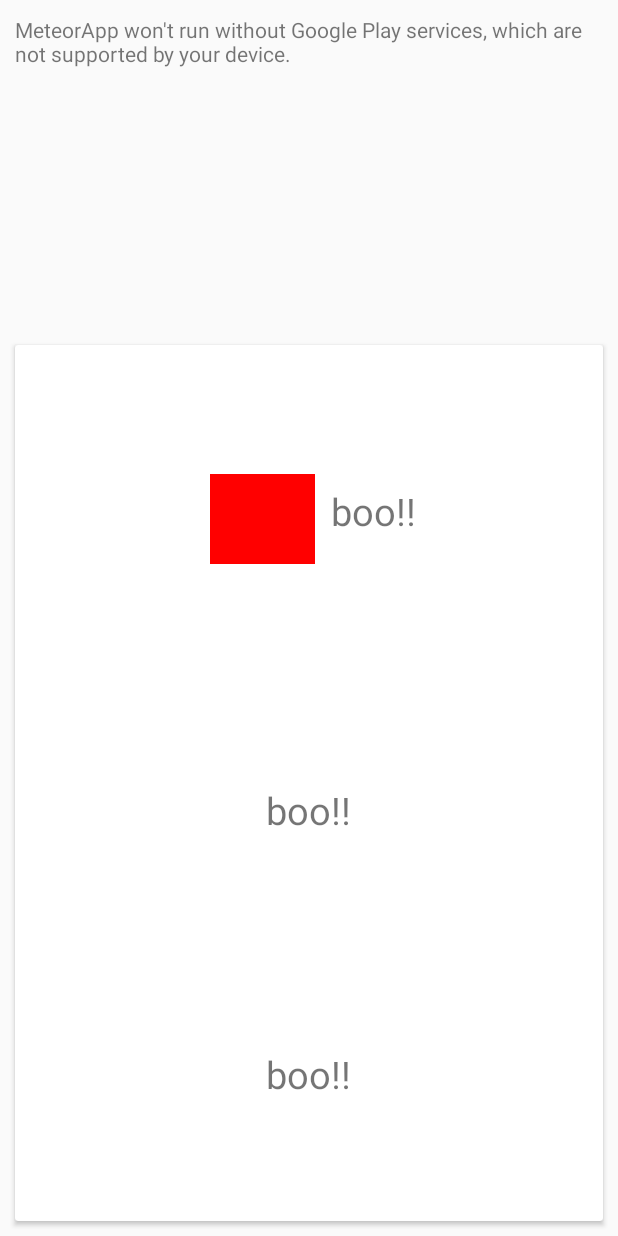
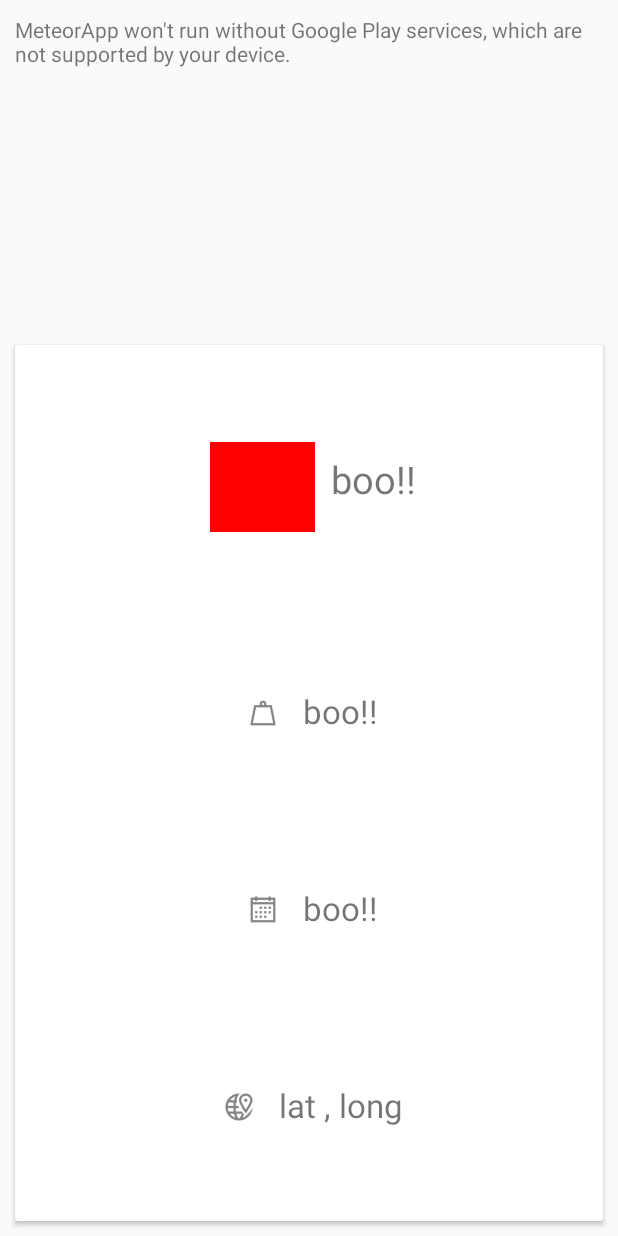
Before and after one commit to eoinahern/MeteorApp, an Android app: the DetailsFragment screen opened directly, with no data from a screen before it, on a phone screen of 412 x 824 dp. Run offline under Robolectric (Android 15) with nearby library versions, the phone set to English and light mode, and no system bars; our stand-ins replace ButterKnife; 6 statements that could not run were skipped.

Commit message:
added real lat long to map

```diff
--- a/app/src/main/java/com/example/eoin_a/meteorapp/Data/entity/Meteor.java
+++ b/app/src/main/java/com/example/eoin_a/meteorapp/Data/entity/Meteor.java
@@ -81,6 +81,14 @@ public class Meteor extends RealmObject implements Comparable<Meteor>, Parcelabl
         this.year = year;
     }
 
+    public String getReclat() {
+        return reclat;
+    }
+
+    public String getReclong() {
+        return reclong;
+    }
+
     @Override
     public int describeContents() {
         return 0;
--- a/app/src/main/java/com/example/eoin_a/meteorapp/Presentation/View/DetailsFragment.java
+++ b/app/src/main/java/com/example/eoin_a/meteorapp/Presentation/View/DetailsFragment.java
@@ -20,10 +20,14 @@ import butterknife.ButterKnife;
 
 public class DetailsFragment extends Fragment {
 
+    private static final String MTAG = "meteor";
+
     @BindView(R.id.masstxt) TextView masstxt;
     @BindView(R.id.yeartxt) TextView yeartxt;
     @BindView(R.id.nametxt) TextView nametxt;
     @BindView(R.id.name_initial) TextView nameinitial;
+    @BindView(R.id.longtxt) TextView longtxt;
+    @BindView(R.id.lattxt) TextView lattxt;
 
     private Meteor meteor;
 
@@ -37,7 +41,7 @@ public class DetailsFragment extends Fragment {
     public static DetailsFragment getInst(Meteor meteor){
         DetailsFragment frag = new DetailsFragment();
         Bundle bun = new Bundle();
-        bun.putParcelable("meteor", meteor);
+        bun.putParcelable(MTAG, meteor);
         frag.setArguments(bun);
         return frag;
     }
@@ -62,10 +66,12 @@ public class DetailsFragment extends Fragment {
 
     private void setTextViews(Bundle bun)
     {
-        meteor =  bun.getParcelable("meteor");
+        meteor =  bun.getParcelable(MTAG);
         yeartxt.setText(dateformatter.shortenFormat(meteor.getYear()));
         nameinitial.setText(strformatter.getFirstChar(meteor.getName()));
         nametxt.setText(strformatter.abbreviateString(meteor.getName()));
         masstxt.setText(String.valueOf(meteor.getMass()));
+        lattxt.setText(meteor.getReclat());
+        longtxt.setText(meteor.getReclong());
     }
 }
--- a/app/src/main/java/com/example/eoin_a/meteorapp/Presentation/View/MapViewActivity.java
+++ b/app/src/main/java/com/example/eoin_a/meteorapp/Presentation/View/MapViewActivity.java
@@ -10,6 +10,7 @@ import android.widget.TextView;
 import com.example.eoin_a.meteorapp.Data.entity.Meteor;
 import com.example.eoin_a.meteorapp.Presentation.Navigation.ToMapActivity;
 import com.example.eoin_a.meteorapp.R;
+import com.google.android.gms.maps.CameraUpdateFactory;
 import com.google.android.gms.maps.GoogleMap;
 import com.google.android.gms.maps.OnMapReadyCallback;
 import com.google.android.gms.maps.SupportMapFragment;
@@ -21,7 +22,6 @@ import butterknife.ButterKnife;
 
 public class MapViewActivity extends AppCompatActivity  implements OnMapReadyCallback {
 
-    //@BindView(R.id.name_txt) TextView name;
     private Meteor meteor;
     private SupportMapFragment mapfrag;
     private DetailsFragment detailsfrag;
@@ -62,6 +62,18 @@ public class MapViewActivity extends AppCompatActivity  implements OnMapReadyCal
 
     @Override
     public void onMapReady(GoogleMap map) {
-        map.addMarker(new MarkerOptions().position(new LatLng(0, 0)).title("Marker"));
+
+       LatLng latlong =  getLatlong();
+        map.addMarker(new MarkerOptions().position(latlong).title("Marker"));
+        map.moveCamera(CameraUpdateFactory.newLatLng(latlong));
     }
+
+    private LatLng getLatlong()
+    {
+        LatLng latlong =  new LatLng(Double.valueOf(meteor.getReclat()),
+                Double.valueOf(meteor.getReclong()));
+
+        return latlong;
+    }
+
 }
--- a/app/src/main/res/layout/fragment_details.xml
+++ b/app/src/main/res/layout/fragment_details.xml
@@ -22,13 +22,6 @@
                 android:layout_height="wrap_content"
                 android:layout_centerInParent="true">
 
-
-                <!--<TextView
-                    android:layout_width="wrap_content"
-                    android:layout_height="wrap_content"
-                    android:id="@+id/name_initial"
-                    android:text="booo!!!"
-                    android:layout_marginRight="5dp"/>-->
 
                 <TextView
                     android:layout_width="70dp"
@@ -64,12 +57,20 @@
                 android:layout_height="wrap_content"
                 android:layout_centerInParent="true">
 
+                <ImageView
+                    android:layout_width="wrap_content"
+                    android:layout_height="wrap_content"
+                    android:id="@+id/massimg"
+                    android:background="@drawable/ic_weight_light"
+                    android:layout_marginRight="5dp"/>
+
             <TextView
                 android:layout_width="wrap_content"
                 android:layout_height="wrap_content"
                 android:text="boo!!"
+                android:layout_marginLeft="5dp"
                 android:id="@+id/masstxt"
-                android:textSize="25dp"/>
+                android:textSize="22dp"/>
 
             </LinearLayout>
 
@@ -85,12 +86,65 @@
                 android:layout_height="wrap_content"
                 android:layout_centerInParent="true">
 
+                <ImageView
+                    android:layout_width="wrap_content"
+                    android:layout_height="wrap_content"
+                    android:id="@+id/yearimg"
+                    android:background="@drawable/ic_calendar_light"
+                    android:layout_marginRight="5dp"/>
+
             <TextView
                 android:layout_width="wrap_content"
                 android:layout_height="wrap_content"
                 android:text="boo!!"
+                android:layout_marginLeft="5dp"
                 android:id="@+id/yeartxt"
-                android:textSize="25dp"/>
+                android:textSize="22dp"/>
+
+            </LinearLayout>
+
+        </RelativeLayout>
+
+        <RelativeLayout
+            android:layout_width="match_parent"
+            android:layout_height="wrap_content"
+            android:padding="10dp"
+            android:layout_weight="1">
+
+            <LinearLayout
+                android:layout_width="wrap_content"
+                android:layout_height="wrap_content"
+                android:layout_centerInParent="true">
+
+                <ImageView
+                    android:layout_width="wrap_content"
+                    android:layout_height="wrap_content"
+                    android:id="@+id/latlonimg"
+                    android:background="@drawable/ic_location_light"
+                    android:layout_marginRight="5dp"/>
+
+                <TextView
+                    android:layout_width="wrap_content"
+                    android:layout_height="wrap_content"
+                    android:text="lat"
+                    android:id="@+id/lattxt"
+                    android:layout_marginLeft="5dp"
+                    android:textSize="22dp"/>
+
+                <TextView
+                    android:layout_width="wrap_content"
+                    android:layout_height="wrap_content"
+                    android:text=","
+                    android:layout_marginLeft="5dp"
+                    android:textSize="22dp"/>
+
+                <TextView
+                    android:layout_width="wrap_content"
+                    android:layout_height="wrap_content"
+                    android:text="long"
+                    android:layout_marginLeft="5dp"
+                    android:id="@+id/longtxt"
+                    android:textSize="22dp"/>
 
             </LinearLayout>
 
```
Also changed, not shown: app/src/main/res/drawable-hdpi/ic_calendar_light.png (added), app/src/main/res/drawable-hdpi/ic_location_light.png (added), app/src/main/res/drawable-hdpi/ic_weight_light.png (added), app/src/main/res/drawable-mdpi/ic_calendar_light.png (added), app/src/main/res/drawable-mdpi/ic_location_light.png (added), app/src/main/res/drawable-mdpi/ic_weight_light.png (added), app/src/main/res/drawable-xhdpi/ic_calendar_light.png (added), app/src/main/res/drawable-xhdpi/ic_location_light.png (added), app/src/main/res/drawable-xhdpi/ic_weight_light.png (added), app/src/main/res/drawable-xxhdpi/ic_calendar_light.png (added), app/src/main/res/drawable-xxhdpi/ic_location_light.png (added), app/src/main/res/drawable-xxhdpi/ic_weight_light.png (added).
